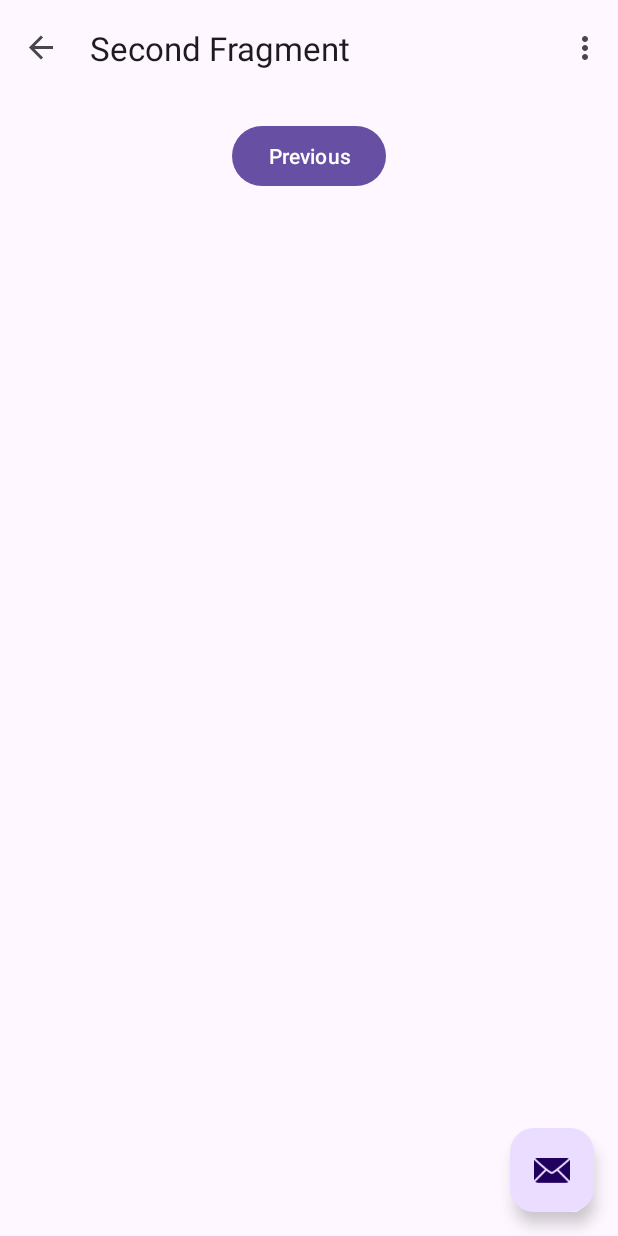
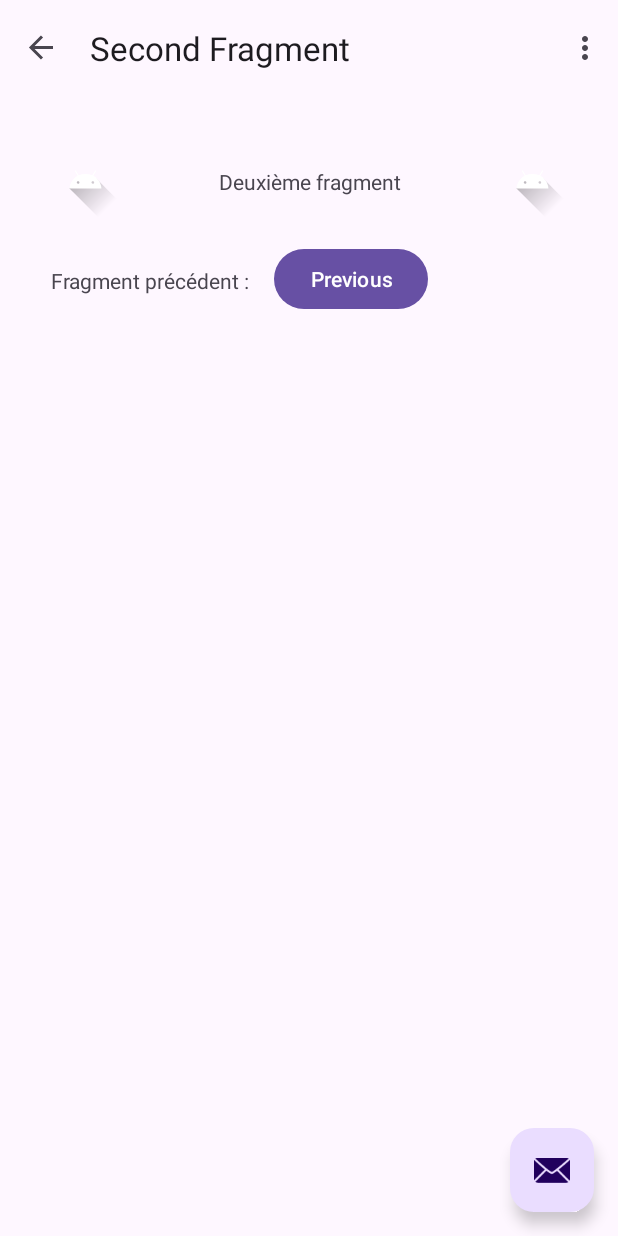
Before and after one commit to Pealaf/vollet_mathilde_android, an Android app: the SecondFragment screen opened through its navigation route, on a phone screen of 412 x 824 dp. Run offline under Robolectric (Android 15) with nearby library versions, the phone set to English and light mode, and no system bars; our stand-ins replace Room's generated code, navigation-ui; network calls fail; 1 statement that could not run was skipped.

Commit message:
Vues détaillées présentant au moins cinq éléments graphiques dont 3 différents

```diff
--- a/app/src/main/res/layout-land/activity_main.xml
+++ b/app/src/main/res/layout-land/activity_main.xml
@@ -30,6 +30,6 @@
         app:layout_constraintStart_toStartOf="parent"
         app:layout_constraintEnd_toEndOf="parent"
         app:layout_constraintBottom_toBottomOf="parent"
-        android:layout_marginTop="150dp" />
+        android:layout_marginTop="250dp" />
 
 </androidx.coordinatorlayout.widget.CoordinatorLayout>
--- a/app/src/main/res/layout/activity_main.xml
+++ b/app/src/main/res/layout/activity_main.xml
@@ -29,7 +29,7 @@
         app:layout_constraintStart_toStartOf="parent"
         app:layout_constraintEnd_toEndOf="parent"
         app:layout_constraintBottom_toBottomOf="parent"
-        android:layout_marginTop="150dp" />
+        android:layout_marginTop="250dp" />
 
     <com.google.android.material.floatingactionbutton.FloatingActionButton
         android:id="@+id/fab"
--- a/app/src/main/res/layout/fragment_second.xml
+++ b/app/src/main/res/layout/fragment_second.xml
@@ -11,14 +11,60 @@
         android:layout_height="match_parent"
         android:padding="16dp">
 
+        <ImageView
+            android:id="@+id/image_view"
+            android:layout_width="50dp"
+            android:layout_height="50dp"
+            android:src="@drawable/ic_launcher_foreground"
+            app:layout_constraintStart_toStartOf="parent"
+            app:layout_constraintTop_toTopOf="parent"
+            android:layout_marginStart="16dp"
+            android:layout_marginTop="16dp"/>
+
+        <TextView
+            android:id="@+id/text_view"
+            android:layout_width="0dp"
+            android:layout_height="50dp"
+            android:layout_marginStart="18dp"
+            android:layout_marginEnd="18dp"
+            android:gravity="center"
+            android:text="Deuxième fragment"
+            app:layout_constraintBottom_toBottomOf="@id/image_view"
+            app:layout_constraintEnd_toStartOf="@id/image_view2"
+            app:layout_constraintStart_toEndOf="@id/image_view"
+            app:layout_constraintTop_toTopOf="@id/image_view" />
+
+        <ImageView
+            android:id="@+id/image_view2"
+            android:layout_width="50dp"
+            android:layout_height="50dp"
+            android:src="@drawable/ic_launcher_foreground"
+            app:layout_constraintTop_toTopOf="@id/text_view"
+            app:layout_constraintEnd_toEndOf="parent"
+            android:layout_marginStart="16dp"
+            android:layout_marginEnd="16dp"/>
+
+        <TextView
+            android:id="@+id/text_view2"
+            android:layout_width="0dp"
+            android:layout_height="50dp"
+            android:layout_marginStart="18dp"
+            android:layout_marginEnd="18dp"
+            android:gravity="center"
+            android:text="Fragment précédent :"
+            app:layout_constraintTop_toBottomOf="@id/image_view"
+            app:layout_constraintStart_toStartOf="parent"
+            android:layout_marginTop="16dp"/>
+
         <Button
             android:id="@+id/button_second"
             android:layout_width="wrap_content"
             android:layout_height="wrap_content"
             android:text="@string/previous"
-            app:layout_constraintEnd_toEndOf="parent"
-            app:layout_constraintStart_toStartOf="parent"
-            app:layout_constraintTop_toTopOf="parent" />
+            app:layout_constraintTop_toBottomOf="@id/image_view"
+            app:layout_constraintStart_toEndOf="@id/text_view2"
+            android:layout_marginTop="16dp"
+            android:layout_marginStart="16dp"/>
 
     </androidx.constraintlayout.widget.ConstraintLayout>
 </androidx.core.widget.NestedScrollView>
```
Also changed, not shown: app/src/main/res/layout/fragment_first.xml (+49 -3 lines).
